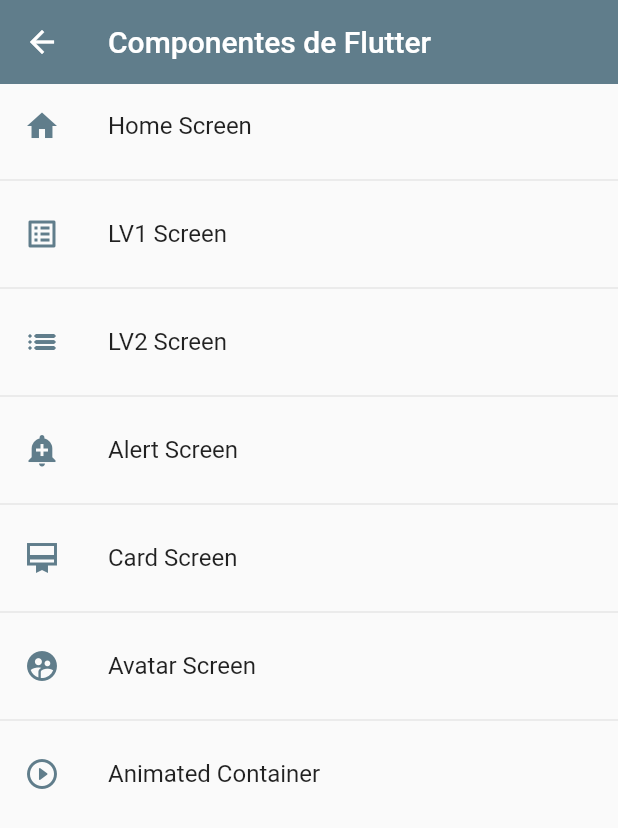
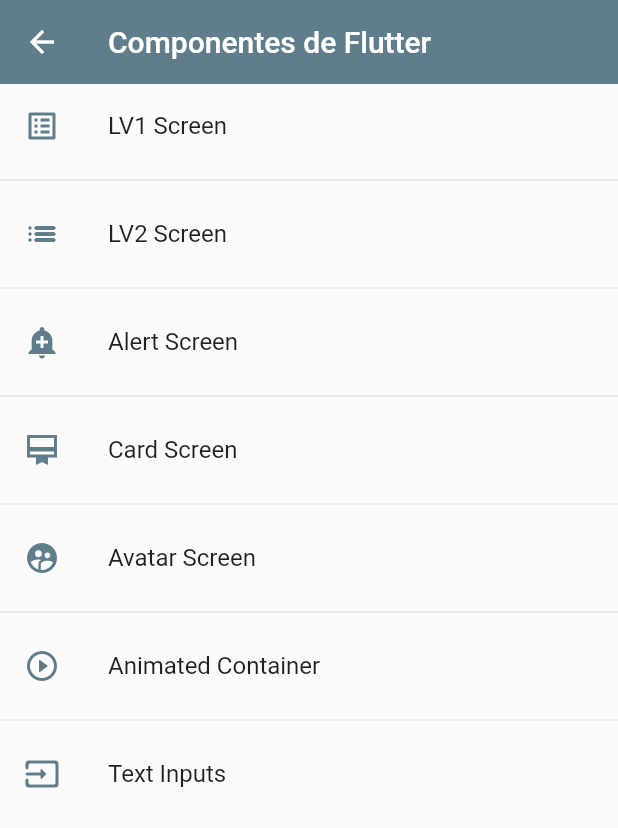
Before and after one commit to ericyec/flutter_components, a Flutter app: the screen it shows after launch, on a phone screen of 412 x 824 dp. Shown: the top 828 px of the screen. Run offline on Flutter 3.47's test engine with Material 2 defaults, Android fonts, the phone set to English and light mode, and no system bars.

Commit message:
Screen de animaciones + Screen sobre inputs

```diff
--- a/lib/router/app_routes.dart
+++ b/lib/router/app_routes.dart
@@ -8,11 +8,11 @@ class AppRoutes {
   static const initialRoute = '/home';
 
   static final menuOptions = <MenuOption>[
-    MenuOption(
-        route: '/home',
-        name: 'Home Screen',
-        screen: const HomeScreen(),
-        icon: Icons.home),
+    // MenuOption(
+    //     route: '/home',
+    //     name: 'Home Screen',
+    //     screen: const HomeScreen(),
+    //     icon: Icons.home),
     MenuOption(
         route: '/listview1',
         name: 'LV1 Screen',
@@ -43,10 +43,17 @@ class AppRoutes {
         name: 'Animated Container',
         screen: const AnimatedScreen(),
         icon: Icons.play_circle_outline_rounded),
+    MenuOption(
+        route: '/inputs',
+        name: 'Text Inputs',
+        screen: const InputsScreen(),
+        icon: Icons.input_rounded),
   ];
 
   static Map<String, Widget Function(BuildContext)> getAppRoutes() {
     Map<String, Widget Function(BuildContext)> appRoutes = {};
+
+    appRoutes.addAll({'/home': (BuildContext context) => const HomeScreen()});
 
     for (final option in menuOptions) {
       appRoutes.addAll({option.route: (BuildContext context) => option.screen});
--- a/lib/screens/screens.dart
+++ b/lib/screens/screens.dart
@@ -3,5 +3,6 @@ export 'package:flutter_components/screens/animated_screen.dart';
 export 'package:flutter_components/screens/avatar_screen.dart';
 export 'package:flutter_components/screens/card_screen.dart';
 export 'package:flutter_components/screens/home_screen.dart';
+export 'package:flutter_components/screens/inputs_screen.dart';
 export 'package:flutter_components/screens/listview1_screen.dart';
 export 'package:flutter_components/screens/listview2_screen..dart';
```
Also changed, not shown: lib/screens/animated_screen.dart (+37 -2 lines), lib/screens/inputs_screen.dart (added, +45 -0 lines).
